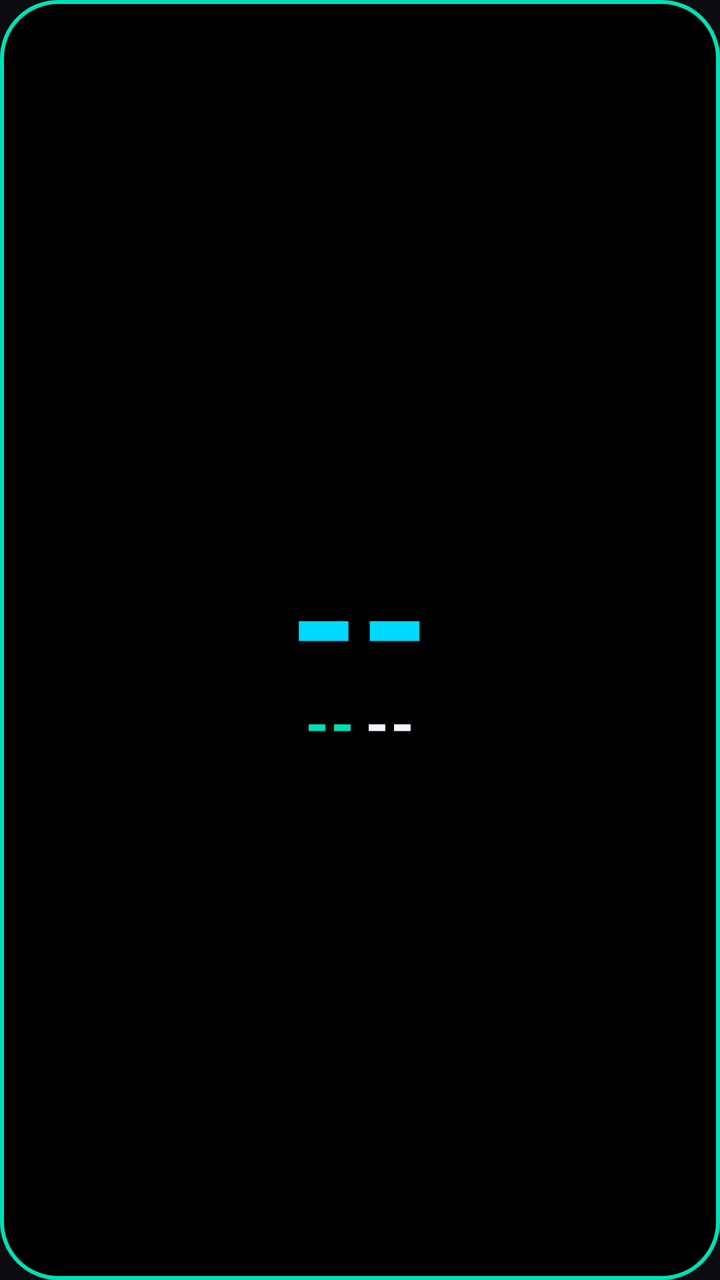
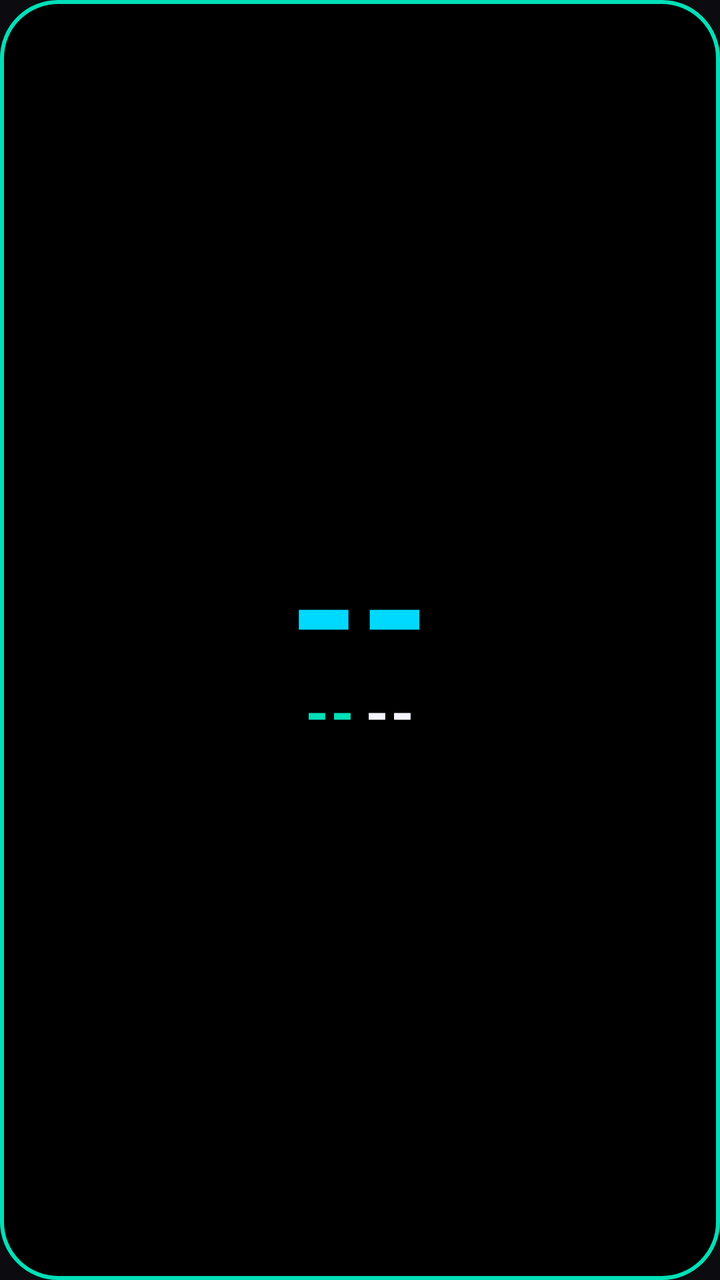

Before-and-after screenshots of an Android layout around one commit, followed by the original layout XML and the change that was made.
<!-- AndroidManifest.xml: application theme Theme.TodayWidget -->
<!-- res/layout/widget_date.xml -->
<?xml version="1.0" encoding="utf-8"?>
<LinearLayout xmlns:android="http://schemas.android.com/apk/res/android"
    android:id="@+id/dateWidgetRoot"
    android:layout_width="match_parent"
    android:layout_height="match_parent"
    android:orientation="vertical"
    android:gravity="center"
    android:background="@drawable/widget_outline_background"
    android:padding="0dp">

    
    <TextView
        android:id="@+id/dayText"
        android:layout_width="wrap_content"
        android:layout_height="wrap_content"
        android:includeFontPadding="false"
        android:textColor="@color/retro_cyan"
        android:textSize="90sp"
        android:textStyle="bold"
        android:text="--" />

    <LinearLayout
        android:id="@+id/headerRow"
        android:layout_width="wrap_content"
        android:layout_height="wrap_content"
        android:layout_marginTop="-20dp"
        android:orientation="horizontal"
        android:gravity="center_vertical">

        <TextView
            android:id="@+id/weekdayText"
            android:layout_width="wrap_content"
            android:layout_height="wrap_content"
            android:includeFontPadding="false"
            android:textColor="@color/retro_teal"
            android:textSize="30sp"
            android:textStyle="bold"
            android:letterSpacing="0.04"
            android:text="--" />

        <TextView
            android:layout_width="4dp"
            android:layout_height="wrap_content"
            android:text="" />

        <TextView
            android:id="@+id/monthText"
            android:layout_width="wrap_content"
            android:layout_height="wrap_content"
            android:includeFontPadding="false"
            android:textColor="@color/retro_white"
            android:textSize="30sp"
            android:textStyle="bold"
            android:letterSpacing="0.04"
            android:text="--" />

    </LinearLayout>

</LinearLayout>
<!-- resources referenced by this layout -->
<resources>
  <color name="retro_cyan">#00D9FF</color>
  <color name="retro_teal">#00E0B8</color>
  <color name="retro_white">#F5F5FF</color>
  <!-- drawable widget_outline_background (drawable) -->
  <?xml version="1.0" encoding="utf-8"?>
  <layer-list xmlns:android="http://schemas.android.com/apk/res/android">
      <item>
          <shape android:shape="rectangle">
              <solid android:color="@color/black" />
              <corners android:radius="@dimen/widget_corner_radius" />
          </shape>
      </item>
      <item>
          <shape android:shape="rectangle">
              <stroke
                  android:width="2dp"
                  android:color="@color/retro_teal" />
              <corners android:radius="@dimen/widget_corner_radius" />
          </shape>
      </item>
  </layer-list>
  <style name="Theme.TodayWidget" parent="Theme.MaterialComponents.NoActionBar">
          <item name="colorPrimary">@color/retro_teal</item>
          <item name="colorPrimaryDark">@color/black</item>
          <item name="colorAccent">@color/retro_cyan</item>
          <item name="android:windowBackground">@color/widget_bg</item>
          <item name="android:textColorPrimary">@color/retro_white</item>
          <item name="android:textColorSecondary">@color/retro_white</item>
      </style>
  <color name="black">#000000</color>
  <dimen name="widget_corner_radius">20dp</dimen>
  <color name="widget_bg">#0B0B10</color>
</resources>

<!-- the commit's change to res/layout/widget_date.xml (unified diff, before → after) -->
@@ -24,6 +24,7 @@
         android:layout_width="wrap_content"
         android:layout_height="wrap_content"
         android:layout_marginTop="-20dp"
+        android:layout_marginBottom="11dp"
         android:orientation="horizontal"
         android:gravity="center_vertical">
 
